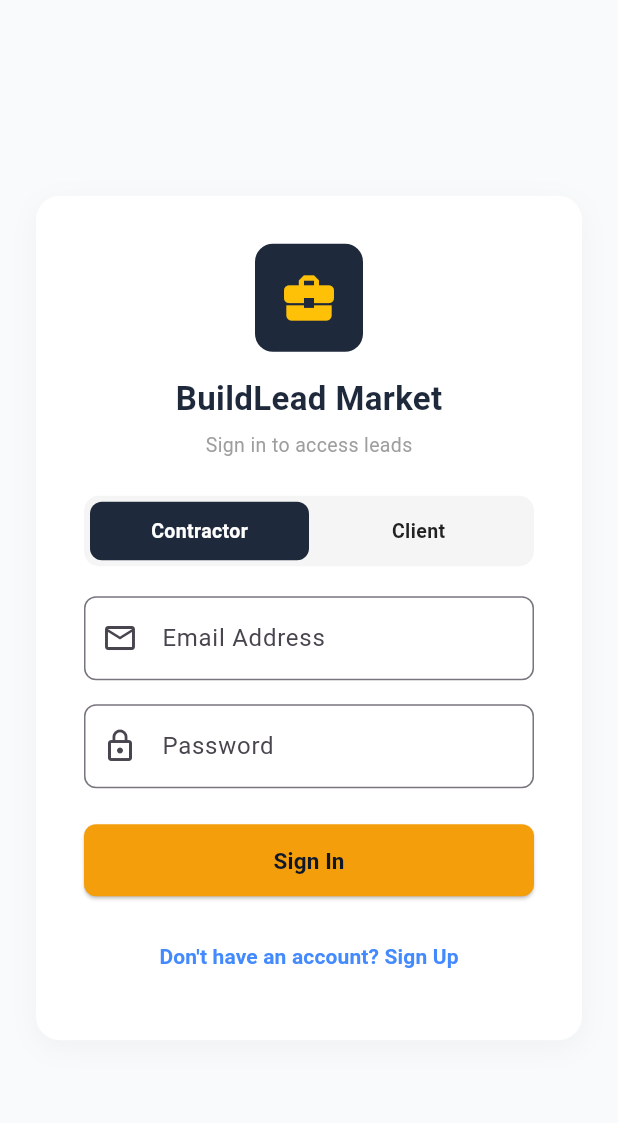
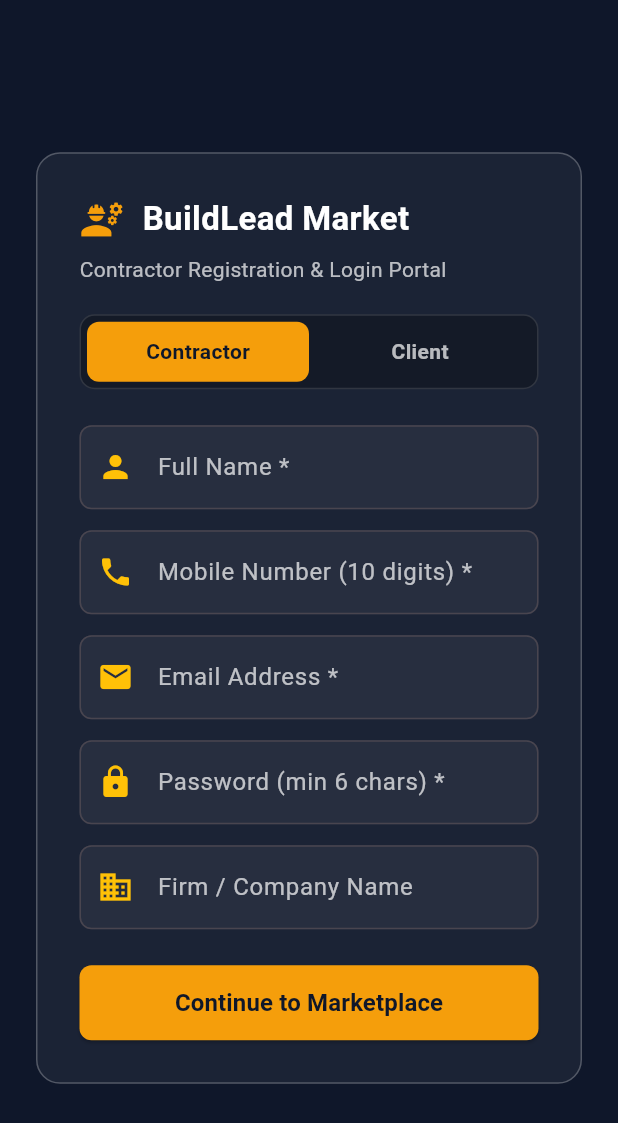
Before and after one commit to pritam543/build-lead-market, a Flutter app: the screen it shows after launch, on a phone screen of 412 x 824 dp. Shown: the top 1123 px of the screen. Run offline on Flutter 3.47's test engine with Material 3 defaults, Android fonts, the light colour scheme and no system bars; our stand-ins replace cloud_firestore, firebase_auth, firebase_core; accounts and stored records are empty.

Commit message:
update main.dart firebase storage bucket

```diff
--- a/lib/main.dart
+++ b/lib/main.dart
@@ -21,7 +21,7 @@ void main() async {
       messagingSenderId: "512564352355",
       projectId: "build-lead-market",
       authDomain: "build-lead-market.firebaseapp.com",
-      storageBucket: "build-lead-market.appspot.com",
+      storageBucket: "build-lead-market.firebasestorage.app", // Updated storage bucket
       measurementId: "G-T9JSM35Q2B",
     ),
   );
--- a/lib/screens/login_screen.dart
+++ b/lib/screens/login_screen.dart
@@ -1,166 +1,123 @@
 import 'package:flutter/material.dart';
+import 'package:flutter/services.dart';
 import 'package:firebase_auth/firebase_auth.dart';
 import 'package:cloud_firestore/cloud_firestore.dart';
+import '../models/lead_model.dart';
 
 class LoginScreen extends StatefulWidget {
   const LoginScreen({Key? key}) : super(key: key);
 
   @override
-  State<LoginScreen> createState() => _$LoginScreenState();
+  State<LoginScreen> createState() => _LoginScreenState();
 }
 
-class _$LoginScreenState extends State<LoginScreen> {
-  final _emailController = TextEditingController();
-  final _passwordController = TextEditingController();
-  final _nameController = TextEditingController();
+class _LoginScreenState extends State<LoginScreen> {
+  final TextEditingController _nameController = TextEditingController();
+  final TextEditingController _phoneController = TextEditingController();
+  final TextEditingController _emailController = TextEditingController();
+  final TextEditingController _passwordController = TextEditingController();
+  final TextEditingController _firmController = TextEditingController();
+  final TextEditingController _adminPassController = TextEditingController();
 
-  bool _isLoginMode = true;
   bool _isClientRole = false; // false = Contractor, true = Client
   bool _isLoading = false;
+  int _logoTapCount = 0;
 
-  // Secret admin code trigger handler
-  int _logoTapCount = 0;
+  // Secret Admin Dialog trigger on triple tap of logo
   void _handleLogoTap() {
     _logoTapCount++;
-    if (_logoTapCount >= 5) {
+    if (_logoTapCount >= 3) {
       _logoTapCount = 0;
-      _showAdminPasswordDialog();
+      _showAdminLoginDialog();
     }
   }
 
-  void _showAdminPasswordDialog() {
-    final passController = TextEditingController();
+  void _showAdminLoginDialog() {
     showDialog(
       context: context,
       builder: (context) => AlertDialog(
-        title: const Text('Admin Records Access'),
+        backgroundColor: const Color(0xFF1E293B),
+        title: const Text('Admin Confidential Access', style: TextStyle(color: Colors.white, fontSize: 16)),
         content: TextField(
-          controller: passController,
+          controller: _adminPassController,
           obscureText: true,
-          decoration: const InputDecoration(hintText: 'Enter Admin Password'),
+          style: const TextStyle(color: Colors.white),
+          decoration: InputDecoration(
+            labelText: 'Enter Admin Passcode',
+            labelStyle: const TextStyle(color: Colors.white70),
+            border: OutlineInputBorder(borderRadius: BorderRadius.circular(8)),
+          ),
         ),
         actions: [
-          TextButton(onPressed: () => Navigator.pop(context), child: const Text('Cancel')),
+          TextButton(
+            onPressed: () => Navigator.pop(context),
+            child: const Text('Cancel', style: TextStyle(color: Colors.grey)),
+          ),
           ElevatedButton(
+            style: ElevatedButton.styleFrom(backgroundColor: const Color(0xFFF59E0B)),
             onPressed: () {
-              if (passController.text == 'admin123') {
+              if (_adminPassController.text.trim() == 'admin123') {
+                _adminPassController.clear();
                 Navigator.pop(context);
                 Navigator.pushNamed(context, '/admin_records');
               } else {
-                Navigator.pop(context);
                 ScaffoldMessenger.of(context).showSnackBar(
-                  const SnackBar(content: Text('Incorrect Admin Password!')),
+                  const SnackBar(content: Text('Incorrect Admin Passcode!')),
                 );
               }
             },
-            child: const Text('Login'),
+            child: const Text('Access Admin', style: TextStyle(color: Color(0xFF0F172A), fontWeight: FontWeight.bold)),
           ),
         ],
       ),
     );
   }
 
-  Future<void> _submitAuth() async {
-    final email = _emailController.text.trim();
-    final password = _passwordController.text.trim();
-    final name = _nameController.text.trim();
-
-    if (email.isEmpty || password.isEmpty || (!_isLoginMode && name.isEmpty)) {
-      ScaffoldMessenger.of(context).showSnackBar(
-        const SnackBar(content: Text('Please fill all required fields!')),
-      );
-      return;
-    }
-
-    setState(() => _isLoading = true);
-
-    try {
-      if (_isLoginMode) {
-        // Sign In
-        await FirebaseAuth.instance.signInWithEmailAndPassword(email: email, password: password);
-      } else {
-        // Sign Up
-        UserCredential userCred = await FirebaseAuth.instance.createUserWithEmailAndPassword(
-          email: email,
-          password: password,
-        );
-
-        // Save user data to respective Firestore collection based on role
-        String collectionName = _isClientRole ? 'clients' : 'contractors';
-        await FirebaseFirestore.instance.collection(collectionName).doc(userCred.user!.uid).set({
-          'uid': userCred.user!.uid,
-          'name': name,
-          'email': email,
-          'role': _isClientRole ? 'Client' : 'Contractor',
-          'createdAt': Timestamp.now(),
-        });
-      }
-
-      if (!mounted) return;
-      Navigator.pushReplacementNamed(context, '/home');
-    } catch (e) {
-      ScaffoldMessenger.of(context).showSnackBar(
-        SnackBar(content: Text('Error: ${e.toString()}'), backgroundColor: Colors.red),
-      );
-    } finally {
-      if (mounted) setState(() => _isLoading = false);
-    }
-  }
-
   @override
   Widget build(BuildContext context) {
     return Scaffold(
-      backgroundColor: const Color(0xFFF8FAFC),
+      backgroundColor: const Color(0xFF0F172A),
       body: Center(
         child: SingleChildScrollView(
           padding: const EdgeInsets.all(24.0),
           child: Container(
-            constraints: const BoxConstraints(maxWidth: 420),
-            padding: const EdgeInsets.all(32),
+            constraints: const BoxConstraints(maxWidth: 450),
+            padding: const EdgeInsets.all(28),
             decoration: BoxDecoration(
-              color: Colors.white,
+              color: Colors.white.withOpacity(0.05),
               borderRadius: BorderRadius.circular(16),
-              boxShadow: [
-                BoxShadow(
-                  color: Colors.grey.withOpacity(0.1),
-                  blurRadius: 15,
-                  offset: const Offset(0, 5),
+              border: Border.all(color: Colors.white24),
+            ),
+            child: Column(
+              crossAxisAlignment: CrossAxisAlignment.start,
+              children: [
+                GestureDetector(
+                  onTap: _handleLogoTap,
+                  child: Row(
+                    children: [
+                      const Icon(Icons.engineering, color: Color(0xFFF59E0B), size: 30),
+                      const SizedBox(width: 12),
+                      const Text(
+                        'BuildLead Market',
+                        style: TextStyle(fontSize: 22, fontWeight: FontWeight.bold, color: Colors.white),
                       ),
                     ],
                   ),
-            child: Column(
-              mainAxisSize: MainAxisSize.min,
-              children: [
-                // Logo with Secret Tap Handler for Admin
-                GestureDetector(
-                  onTap: _handleLogoTap,
-                  child: Container(
-                    padding: const EdgeInsets.all(16),
-                    decoration: BoxDecoration(
-                      color: const Color(0xFF1E293B),
-                      borderRadius: BorderRadius.circular(12),
                 ),
-                    child: const Icon(Icons.business_center, size: 40, color: Colors.amber),
+                const SizedBox(height: 8),
+                Text(
+                  _isClientRole ? 'Client Project Posting Portal' : 'Contractor Registration & Login Portal',
+                  style: const TextStyle(fontSize: 14, color: Colors.white70),
                 ),
-                ),
-                const SizedBox(height: 16),
-                const Text(
-                  'BuildLead Market',
-                  style: TextStyle(fontSize: 22, fontWeight: FontWeight.bold, color: Color(0xFF1E293B)),
-                ),
-                const SizedBox(height: 6),
-                Text(
-                  _isLoginMode ? 'Sign in to access leads' : 'Create a new account',
-                  style: const TextStyle(fontSize: 13, color: Colors.grey),
-                ),
-                const SizedBox(height: 24),
+                const SizedBox(height: 20),
 
-                // Role Selector Toggle (Contractor vs Client)
+                // Role Selector Toggle (Client vs Contractor)
                 Container(
                   padding: const EdgeInsets.all(4),
                   decoration: BoxDecoration(
-                    color: Colors.grey.shade100,
+                    color: Colors.black26,
                     borderRadius: BorderRadius.circular(10),
+                    border: Border.all(color: Colors.white12),
                   ),
                   child: Row(
                     children: [
@@ -171,15 +128,14 @@ class _$LoginScreenState extends State<LoginScreen> {
                             padding: const EdgeInsets.symmetric(vertical: 10),
                             alignment: Alignment.center,
                             decoration: BoxDecoration(
-                              color: !_isClientRole ? const Color(0xFF1E293B) : Colors.transparent,
+                              color: !_isClientRole ? const Color(0xFFF59E0B) : Colors.transparent,
                               borderRadius: BorderRadius.circular(8),
                             ),
                             child: Text(
                               'Contractor',
                               style: TextStyle(
-                                color: !_isClientRole ? Colors.white : Colors.black87,
+                                color: !_isClientRole ? const Color(0xFF0F172A) : Colors.white70,
                                 fontWeight: FontWeight.bold,
-                                fontSize: 13,
                               ),
                             ),
                           ),
@@ -192,15 +148,14 @@ class _$LoginScreenState extends State<LoginScreen> {
                             padding: const EdgeInsets.symmetric(vertical: 10),
                             alignment: Alignment.center,
                             decoration: BoxDecoration(
-                              color: _isClientRole ? const Color(0xFF1E293B) : Colors.transparent,
+                              color: _isClientRole ? const Color(0xFFF59E0B) : Colors.transparent,
                               borderRadius: BorderRadius.circular(8),
                             ),
                             child: Text(
                               'Client',
                               style: TextStyle(
-                                color: _isClientRole ? Colors.white : Colors.black87,
+                                color: _isClientRole ? const Color(0xFF0F172A) : Colors.white70,
                                 fontWeight: FontWeight.bold,
-                                fontSize: 13,
                               ),
                             ),
                           ),
@@ -209,75 +164,175 @@ class _$LoginScreenState extends State<LoginScreen> {
                     ],
                   ),
                 ),
-                const SizedBox(height: 20),
-
-                // Name field (only for Sign Up)
-                if (!_isLoginMode) ...[
+                const SizedBox(height: 24),
                 TextField(
                   controller: _nameController,
+                  style: const TextStyle(color: Colors.white),
                   decoration: InputDecoration(
-                      labelText: 'Full Name / Company Name',
-                      prefixIcon: const Icon(Icons.person_outline),
+                    labelText: 'Full Name *',
+                    labelStyle: const TextStyle(color: Colors.white70),
+                    prefixIcon: const Icon(Icons.person, color: Colors.amber),
+                    filled: true,
+                    fillColor: Colors.white.withOpacity(0.05),
                     border: OutlineInputBorder(borderRadius: BorderRadius.circular(8)),
                   ),
                 ),
-                  const SizedBox(height: 16),
+                const SizedBox(height: 14),
+                TextField(
+                  controller: _phoneController,
+                  keyboardType: TextInputType.number,
+                  inputFormatters: [
+                    FilteringTextInputFormatter.digitsOnly,
+                    LengthLimitingTextInputFormatter(10),
                   ],
-
-                // Email field
-                TextField(
-                  controller: _emailController,
-                  keyboardType: TextInputType.emailAddress,
+                  style: const TextStyle(color: Colors.white),
                   decoration: InputDecoration(
-                    labelText: 'Email Address',
-                    prefixIcon: const Icon(Icons.email_outlined),
+                    labelText: 'Mobile Number (10 digits) *',
+                    labelStyle: const TextStyle(color: Colors.white70),
+                    prefixIcon: const Icon(Icons.phone, color: Colors.amber),
+                    filled: true,
+                    fillColor: Colors.white.withOpacity(0.05),
                     border: OutlineInputBorder(borderRadius: BorderRadius.circular(8)),
                   ),
                 ),
-                const SizedBox(height: 16),
-
-                // Password field
+                const SizedBox(height: 14),
+                TextField(
+                  controller: _emailController,
+                  style: const TextStyle(color: Colors.white),
+                  decoration: InputDecoration(
+                    labelText: 'Email Address *',
+                    labelStyle: const TextStyle(color: Colors.white70),
+                    prefixIcon: const Icon(Icons.email, color: Colors.amber),
+                    filled: true,
+                    fillColor: Colors.white.withOpacity(0.05),
+                    border: OutlineInputBorder(borderRadius: BorderRadius.circular(8)),
+                  ),
+                ),
+                const SizedBox(height: 14),
                 TextField(
                   controller: _passwordController,
                   obscureText: true,
+                  style: const TextStyle(color: Colors.white),
                   decoration: InputDecoration(
-                    labelText: 'Password',
-                    prefixIcon: const Icon(Icons.lock_outline),
+                    labelText: 'Password (min 6 chars) *',
+                    labelStyle: const TextStyle(color: Colors.white70),
+                    prefixIcon: const Icon(Icons.lock, color: Colors.amber),
+                    filled: true,
+                    fillColor: Colors.white.withOpacity(0.05),
                     border: OutlineInputBorder(borderRadius: BorderRadius.circular(8)),
                   ),
                 ),
+                if (!_isClientRole) ...[
+                  const SizedBox(height: 14),
+                  TextField(
+                    controller: _firmController,
+                    style: const TextStyle(color: Colors.white),
+                    decoration: InputDecoration(
+                      labelText: 'Firm / Company Name',
+                      labelStyle: const TextStyle(color: Colors.white70),
+                      prefixIcon: const Icon(Icons.business, color: Colors.amber),
+                      filled: true,
+                      fillColor: Colors.white.withOpacity(0.05),
+                      border: OutlineInputBorder(borderRadius: BorderRadius.circular(8)),
+                    ),
+                  ),
+                ],
                 const SizedBox(height: 24),
-
-                // Submit Button
                 SizedBox(
                   width: double.infinity,
-                  height: 48,
+                  height: 50,
                   child: ElevatedButton(
                     style: ElevatedButton.styleFrom(
                       backgroundColor: const Color(0xFFF59E0B),
                       shape: RoundedRectangleBorder(borderRadius: BorderRadius.circular(8)),
                     ),
-                    onPressed: _isLoading ? null : _submitAuth,
+                    onPressed: _isLoading
+                        ? null
+                        : () async {
+                            if (_nameController.text.trim().isEmpty ||
+                                _phoneController.text.trim().length != 10 ||
+                                _emailController.text.trim().isEmpty ||
+                                _passwordController.text.trim().length < 6) {
+                              ScaffoldMessenger.of(context).showSnackBar(
+                                const SnackBar(
+                                  content: Text('Please enter valid Name, 10-digit Phone, Email, and 6+ char Password!'),
+                                ),
+                              );
+                              return;
+                            }
+
+                            setState(() {
+                              _isLoading = true;
+                            });
+
+                            try {
+                              UserCredential userCredential;
+                              try {
+                                userCredential = await FirebaseAuth.instance.createUserWithEmailAndPassword(
+                                  email: _emailController.text.trim(),
+                                  password: _passwordController.text.trim(),
+                                );
+                              } catch (e) {
+                                userCredential = await FirebaseAuth.instance.signInWithEmailAndPassword(
+                                  email: _emailController.text.trim(),
+                                  password: _passwordController.text.trim(),
+                                );
+                              }
+
+                              String uid = userCredential.user!.uid;
+
+                              if (_isClientRole) {
+                                // Save client profile if needed
+                                await FirebaseFirestore.instance.collection('clients').doc(uid).set({
+                                  'name': _nameController.text.trim(),
+                                  'phone': _phoneController.text.trim(),
+                                  'email': _emailController.text.trim(),
+                                  'updatedAt': FieldValue.serverTimestamp(),
+                                }, SetOptions(merge: true));
+
+                                if (mounted) {
+                                  // Clients go straight to Post Lead or Home
+                                  Navigator.pushReplacementNamed(context, '/home');
+                                }
+                              } else {
+                                // Save contractor profile
+                                await FirebaseFirestore.instance.collection('contractors').doc(uid).set({
+                                  'name': _nameController.text.trim(),
+                                  'phone': _phoneController.text.trim(),
+                                  'email': _emailController.text.trim(),
+                                  'firmName': _firmController.text.trim().isEmpty ? 'Independent' : _firmController.text.trim(),
+                                  'updatedAt': FieldValue.serverTimestamp(),
+                                }, SetOptions(merge: true));
+
+                                ContractorModel.name = _nameController.text.trim();
+                                ContractorModel.phone = _phoneController.text.trim();
+                                ContractorModel.email = _emailController.text.trim();
+                                ContractorModel.firmName = _firmController.text.trim().isEmpty ? 'Independent' : _firmController.text.trim();
+
+                                if (mounted) {
+                                  Navigator.pushReplacementNamed(context, '/home');
+                                }
+                              }
+                            } catch (e) {
+                              if (mounted) {
+                                ScaffoldMessenger.of(context).showSnackBar(
+                                  SnackBar(content: Text('Auth Error: ${e.toString()}ger')),
+                                );
+                              }
+                            } finally {
+                              if (mounted) {
+                                setState(() {
+                                  _isLoading = false;
+                                });
+                              }
+                            }
+                          },
                     child: _isLoading
-                        ? const SizedBox(
-                            width: 20,
-                            height: 20,
-                            child: CircularProgressIndicator(color: Colors.white, strokeWidth: 2),
-                          )
+                        ? const CircularProgressIndicator(color: Color(0xFF0F172A))
                         : Text(
-                            _isLoginMode ? 'Sign In' : 'Register as ${_isClientRole ? "Client" : "Contractor"}',
-                            style: const TextStyle(fontSize: 15, fontWeight: FontWeight.bold, color: Color(0xFF0F172A)),
+                            _isClientRole ? 'Continue as Client' : 'Continue to Marketplace',
+                            style: const TextStyle(fontSize: 16, fontWeight: FontWeight.bold, color: Color(0xFF0F172A)),
                           ),
-                  ),
-                ),
-                const SizedBox(height: 16),
-
-                // Switch between Login and Register
-                TextButton(
-                  onPressed: () => setState(() => _isLoginMode = !_isLoginMode),
-                  child: Text(
-                    _isLoginMode ? "Don't have an account? Sign Up" : "Already have an account? Sign In",
-                    style: const TextStyle(color: Colors.blueAccent, fontWeight: FontWeight.w600),
                   ),
                 ),
               ],
```
Also changed, not shown: 11 other files. Lines whose indentation alone changed are shown as unchanged.
